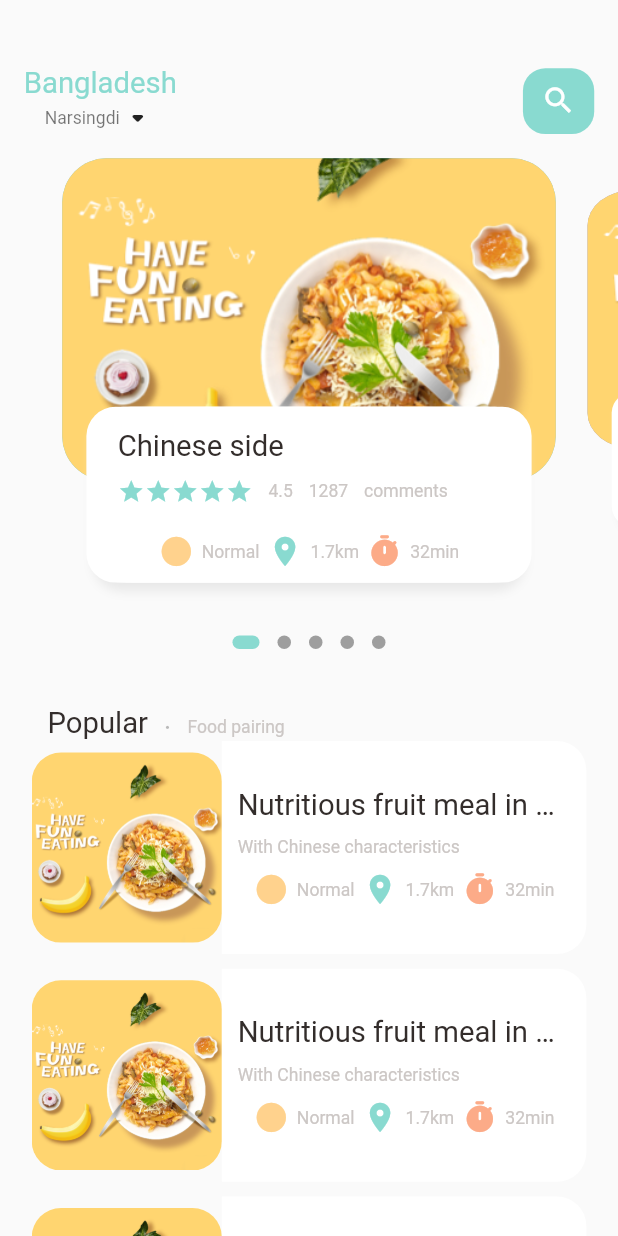
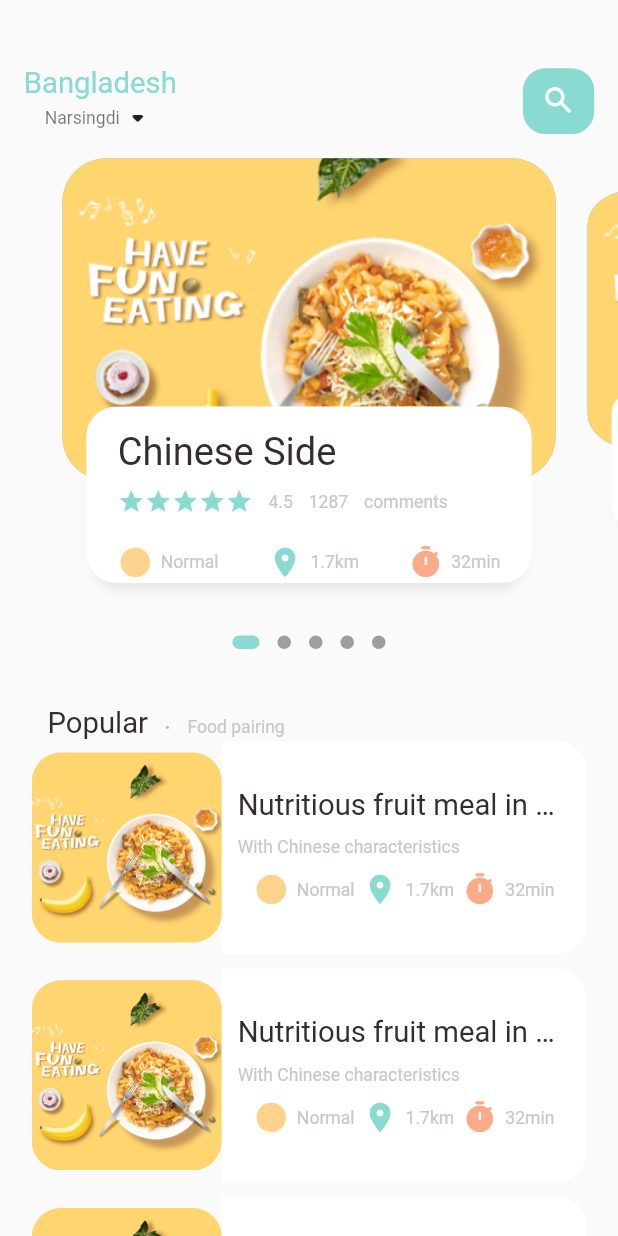
Before and after one commit to Weidaicheng/food_delivery, a Flutter app: the screen it shows after launch, on a phone screen of 412 x 824 dp. Run offline on Flutter 3.47's test engine with Material 2 defaults, Android fonts, the phone set to English and light mode, and no system bars; drawn by our look-alikes of dots_indicator; our stand-ins replace get.

Commit message:
food detail

```diff
--- a/lib/main.dart
+++ b/lib/main.dart
@@ -1,5 +1,5 @@
 import 'package:flutter/material.dart';
-import 'package:food_delivery/home/main_food_page.dart';
+import 'package:food_delivery/pages/home/main_food_page.dart';
 import 'package:get/get_navigation/src/root/get_material_app.dart';
 
 void main() {
--- a/lib/home/food_page_body.dart
+++ b/lib/pages/home/food_page_body.dart
@@ -2,6 +2,7 @@ import 'package:dots_indicator/dots_indicator.dart';
 import 'package:flutter/material.dart';
 import 'package:food_delivery/utils/colors.dart';
 import 'package:food_delivery/utils/dimensions.dart';
+import 'package:food_delivery/widgets/app_column.dart';
 import 'package:food_delivery/widgets/big_text.dart';
 import 'package:food_delivery/widgets/icon_and_text_widget.dart';
 import 'package:food_delivery/widgets/small_text.dart';
@@ -224,48 +225,7 @@ class _FoodPageBodyState extends State<FoodPageBody> {
               ),
               child: Container(
                 padding: EdgeInsets.only(top:Dimensions.height_15, left: Dimensions.width_15, right: Dimensions.width_15),
-                child: Column(
-                  crossAxisAlignment: CrossAxisAlignment.start,
-                  children: [
-                    BigText(text: "Chinese side"),
-                    SizedBox(height: Dimensions.height_10),
-                    // comments
-                    Row(
-                      children: [
-                        Wrap(
-                          children: List.generate(5, (index) => Icon(Icons.star, color: AppColors.mainColor, size: 18,)),
-                        ),
-                        SizedBox(width: Dimensions.width_10,),
-                        SmallText(text: "4.5"),
-                        SizedBox(width: Dimensions.width_10,),
-                        SmallText(text: "1287",),
-                        SizedBox(width: Dimensions.width_10,),
-                        SmallText(text: "comments")
-                      ],
-                    ),
-                    SizedBox(height: Dimensions.height_20,),
-                    // time and distance
-                    Row(
-                      mainAxisAlignment: MainAxisAlignment.center,
-                      children: [
-                        IconAndTextWidget(
-                            icon: Icons.circle,
-                            text: "Normal",
-                            iconColor: AppColors.iconColor1),
-                        SizedBox(width: Dimensions.width_5),
-                        IconAndTextWidget(
-                            icon: Icons.location_on,
-                            text: "1.7km",
-                            iconColor: AppColors.mainColor),
-                        SizedBox(width: Dimensions.width_5),
-                        IconAndTextWidget(
-                            icon: Icons.timer_rounded,
-                            text: "32min",
-                            iconColor: AppColors.iconColor2),
-                      ],
-                    )
-                  ],
-                ),
+                child: AppColumn(text: "Chinese Side",),
               ),
             ),
           ),
--- a/lib/home/main_food_page.dart
+++ b/lib/pages/home/main_food_page.dart
@@ -1,10 +1,11 @@
 import 'package:flutter/cupertino.dart';
 import 'package:flutter/material.dart';
-import 'package:food_delivery/home/food_page_body.dart';
 import 'package:food_delivery/utils/colors.dart';
 import 'package:food_delivery/utils/dimensions.dart';
 import 'package:food_delivery/widgets/big_text.dart';
 import 'package:food_delivery/widgets/small_text.dart';
+
+import 'food_page_body.dart';
 
 class MainFoodPage extends StatefulWidget {
   const MainFoodPage({Key? key}) : super(key: key);
--- a/lib/utils/dimensions.dart
+++ b/lib/utils/dimensions.dart
@@ -20,16 +20,23 @@ class Dimensions {
   static double width_30 = width_10 * 3.0;
   static double width_45 = width_10 * 4.5;
 
+  static double font_16 = screenHeight / 52.75;
   static double font_20 = screenHeight / 42.2;
   static double font_12 = screenHeight / 70.3;
+  static double font_26 = screenHeight / 32.46;
 
   static double radius_10 = screenHeight / 84.4;
   static double radius_20 = radius_10 * 2.0;
   static double radius_30 = radius_10 * 3.0;
 
   static double iconSize_24 = screenHeight / 35.17;
+  static double iconSize_16 = screenHeight / 52.75;
 
   static double listViewImgSize = screenWidth / 3.25;
   static double listViewTextContSize = screenWidth / 2.9;
 
+  static double popularFoodImgSize = screenHeight / 2.41;
+
+  static double bottomHeightBar = screenHeight / 7.03;
+
 }
--- /dev/null
+++ b/lib/widgets/app_column.dart
@@ -0,0 +1,59 @@
+import 'package:flutter/cupertino.dart';
+import 'package:flutter/material.dart';
+import 'package:food_delivery/widgets/small_text.dart';
+
+import '../utils/colors.dart';
+import '../utils/dimensions.dart';
+import 'big_text.dart';
+import 'icon_and_text_widget.dart';
+
+class AppColumn extends StatelessWidget {
+  final String text;
+  const AppColumn({Key? key, required this.text}) : super(key: key);
+
+  @override
+  Widget build(BuildContext context) {
+    return Column(
+      crossAxisAlignment: CrossAxisAlignment.start,
+      children: [
+        BigText(text: text, size: Dimensions.font_26,),
+        SizedBox(height: Dimensions.height_10),
+        // comments
+        Row(
+          children: [
+            Wrap(
+              children: List.generate(5, (index) => Icon(Icons.star, color: AppColors.mainColor, size: 18,)),
+            ),
+            SizedBox(width: Dimensions.width_10,),
+            SmallText(text: "4.5"),
+            SizedBox(width: Dimensions.width_10,),
+            SmallText(text: "1287",),
+            SizedBox(width: Dimensions.width_10,),
+            SmallText(text: "comments")
+          ],
+        ),
+        SizedBox(height: Dimensions.height_20,),
+        // time and distance
+        Row(
+          mainAxisAlignment: MainAxisAlignment.spaceBetween,
+          children: [
+            IconAndTextWidget(
+                icon: Icons.circle,
+                text: "Normal",
+                iconColor: AppColors.iconColor1),
+            SizedBox(width: Dimensions.width_5),
+            IconAndTextWidget(
+                icon: Icons.location_on,
+                text: "1.7km",
+                iconColor: AppColors.mainColor),
+            SizedBox(width: Dimensions.width_5),
+            IconAndTextWidget(
+                icon: Icons.timer_rounded,
+                text: "32min",
+                iconColor: AppColors.iconColor2),
+          ],
+        )
+      ],
+    );
+  }
+}
```
Also changed, not shown: lib/pages/food/popular_food_detail.dart (added, +125 -0 lines), lib/widgets/app_icon.dart (added, +31 -0 lines), lib/widgets/expandable_text_widget.dart (added, +67 -0 lines).
